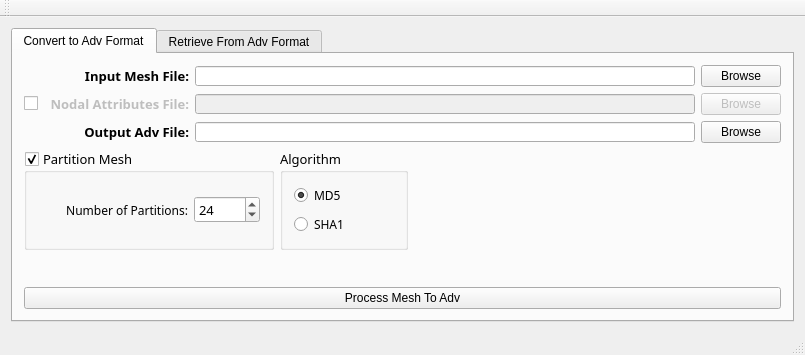
Above: AdVersion_gui/mainwindow.ui from zcobell/AdVersion before the change. Below: the same form after it.
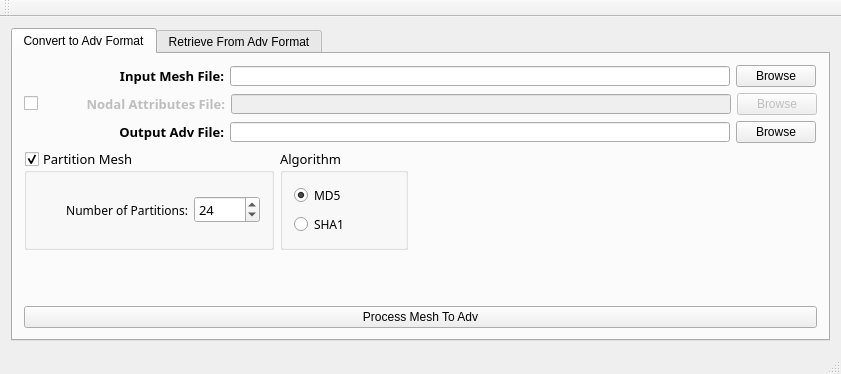
That is the form after the change. Icons and pictures are not drawn.

Patch:
```diff
--- a/AdVersion_gui/mainwindow.ui
+++ b/AdVersion_gui/mainwindow.ui
@@ -6,8 +6,8 @@
    <rect>
     <x>0</x>
     <y>0</y>
-    <width>798</width>
-    <height>355</height>
+    <width>810</width>
+    <height>374</height>
    </rect>
   </property>
   <property name="windowTitle">
@@ -35,13 +35,13 @@
            <widget class="QLabel" name="label_meshfile">
             <property name="minimumSize">
              <size>
-              <width>165</width>
+              <width>200</width>
               <height>0</height>
              </size>
             </property>
             <property name="maximumSize">
              <size>
-              <width>165</width>
+              <width>200</width>
               <height>16777215</height>
              </size>
             </property>
@@ -142,13 +142,13 @@
             </property>
             <property name="minimumSize">
              <size>
-              <width>139</width>
+              <width>175</width>
               <height>0</height>
              </size>
             </property>
             <property name="maximumSize">
              <size>
-              <width>139</width>
+              <width>175</width>
               <height>16777215</height>
              </size>
             </property>
@@ -230,13 +230,13 @@
            <widget class="QLabel" name="label_outputFolder">
             <property name="minimumSize">
              <size>
-              <width>165</width>
+              <width>200</width>
               <height>0</height>
              </size>
             </property>
             <property name="maximumSize">
              <size>
-              <width>165</width>
+              <width>200</width>
               <height>16777215</height>
              </size>
             </property>
```
Left out of the diff: 4 changed lines with no effect on the pictures.
